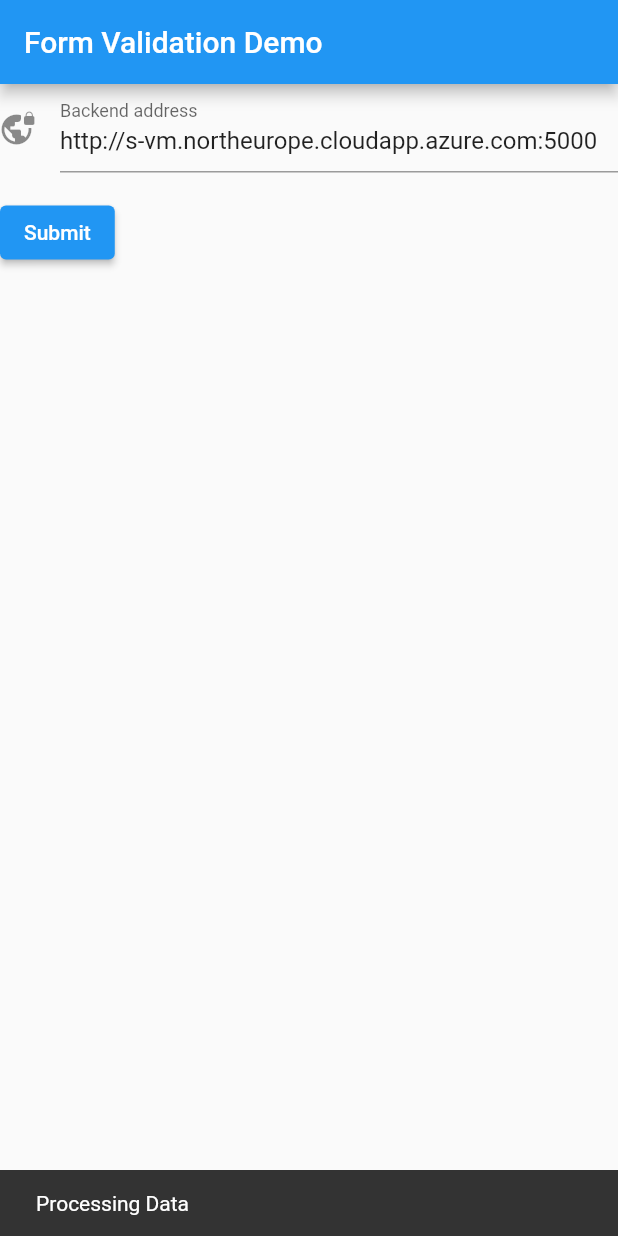
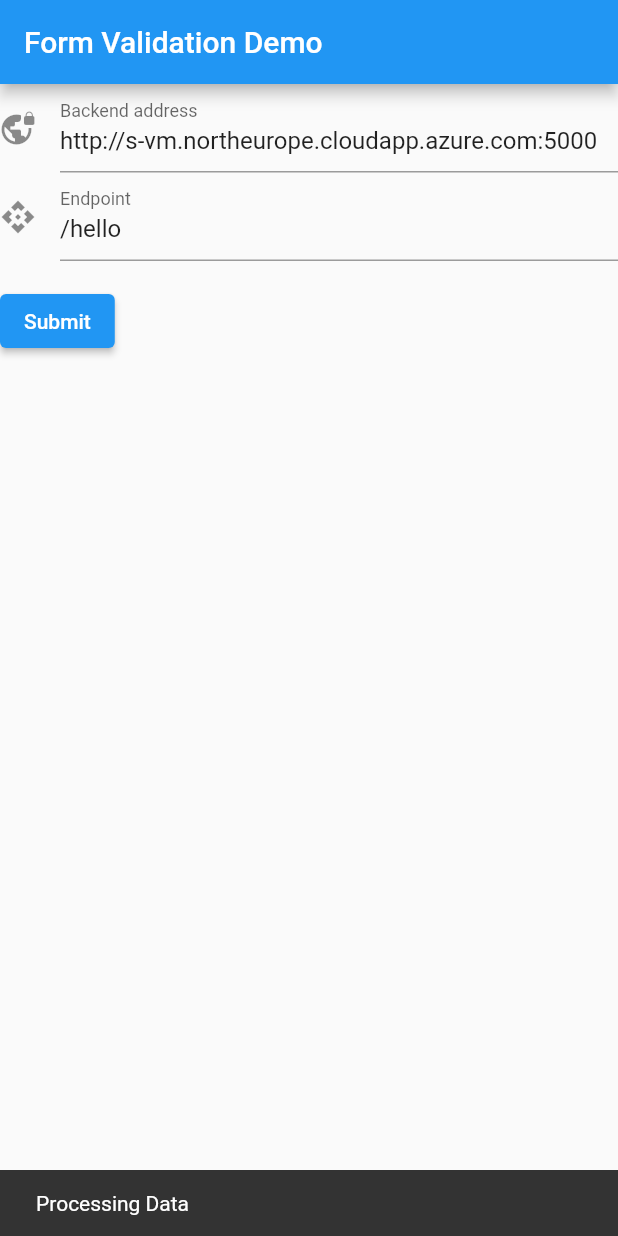
Before and after one commit to sosnus/iap-client, a Flutter app: the screen it shows after launch, after a tap on "Submit", on a phone screen of 412 x 824 dp. Run offline on Flutter 3.47's test engine with Material 2 defaults, Android fonts, the phone set to English and light mode, and no system bars.

```diff
--- a/iap/lib/main.dart
+++ b/iap/lib/main.dart
@@ -60,6 +60,21 @@ class MyCustomFormState extends State<MyCustomForm> {
               return null;
             },
           ),
+          TextFormField(
+            decoration: const InputDecoration(
+              icon: Icon(Icons.api),
+              hintText: 'Write endpoint addr here, add / at begenning',
+              labelText: 'Endpoint',
+            ),
+            // The validator receives the text that the user has entered.
+            initialValue: "/hello",
+            validator: (value) {
+              if (value == null || value.isEmpty) {
+                return 'Please enter some text';
+              }
+              return null;
+            },
+          ),
           Padding(
             padding: const EdgeInsets.symmetric(vertical: 16.0),
             child: ElevatedButton(
```
